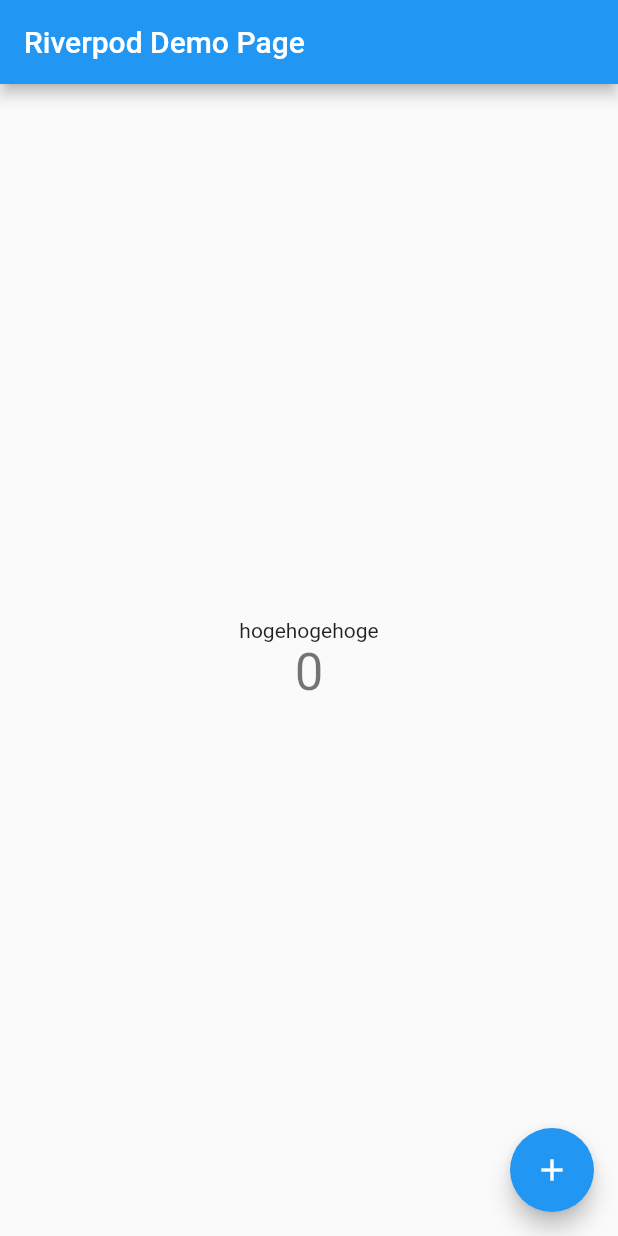
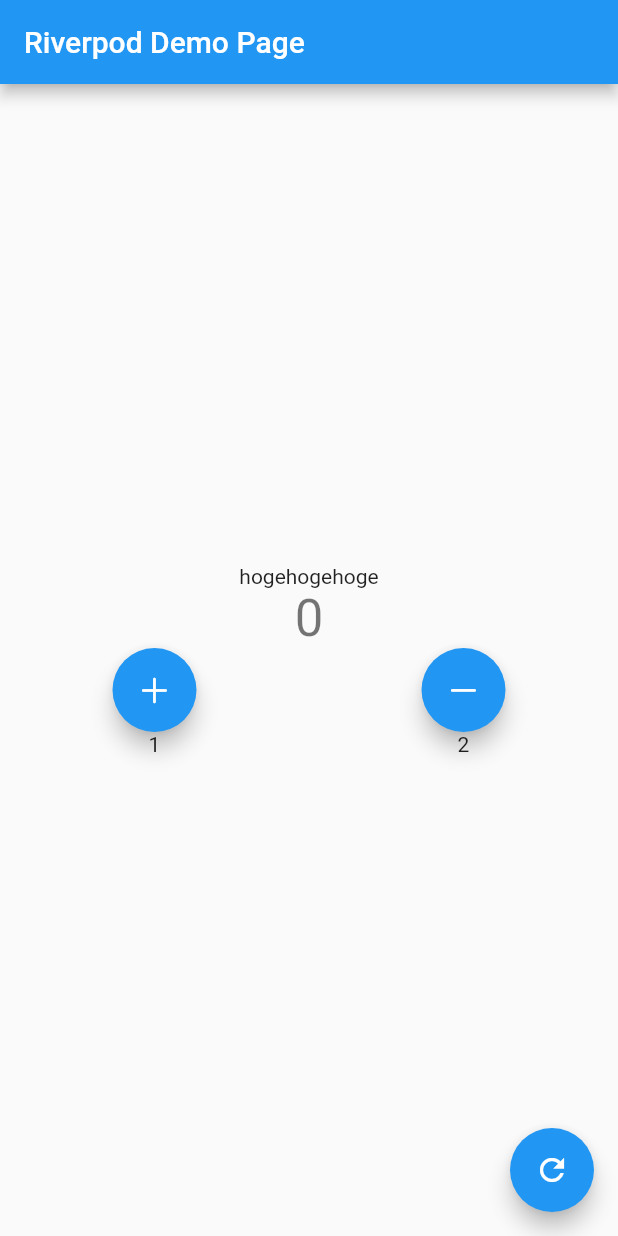
Before and after one commit to shu-illy/riverpod_countup, a Flutter app: the screen it shows after launch, on a phone screen of 412 x 824 dp. Run offline on Flutter 3.47's test engine with Material 2 defaults, Android fonts, the phone set to English and light mode, and no system bars; our stand-ins replace flutter_riverpod.

Commit message:
lesson18

```diff
--- a/lib/main.dart
+++ b/lib/main.dart
@@ -1,3 +1,4 @@
+import 'package:flutter/cupertino.dart';
 import 'package:flutter/material.dart';
 import 'package:flutter_riverpod/flutter_riverpod.dart';
 import 'package:riverpod_countup/provider.dart';
@@ -21,31 +22,20 @@ class MyApp extends StatelessWidget {
       theme: ThemeData(
         primarySwatch: Colors.blue,
       ),
-      home: MyHomePage(title: 'Flutter Demo Home Page'),
+      home: MyHomePage(),
     );
   }
 }
 
-class MyHomePage extends ConsumerWidget {
-  MyHomePage({Key? key, required this.title}) : super(key: key);
+class MyHomePage extends ConsumerStatefulWidget {
+  @override
+  ConsumerState<MyHomePage> createState() => _MyHomePageState();
+}
 
-  // This widget is the home page of your application. It is stateful, meaning
-  // that it has a State object (defined below) that contains fields that affect
-  // how it looks.
-
-  // This class is the configuration for the state. It holds the values (in this
-  // case the title) provided by the parent (in this case the App widget) and
-  // used by the build method of the State. Fields in a Widget subclass are
-  // always marked "final".
-
-  final String title;
-
-  int _counter = 0;
-
-  void _incrementCounter() {}
-
+class _MyHomePageState extends ConsumerState<MyHomePage> {
+  // MyHomePage({Key? key}) : super(key: key);
   @override
-  Widget build(BuildContext context, WidgetRef ref) {
+  Widget build(BuildContext context) {
     return Scaffold(
       appBar: AppBar(
         title: Text(ref.watch(titleProvider)),
@@ -58,17 +48,39 @@ class MyHomePage extends ConsumerWidget {
               ref.watch(descriptionProvider),
             ),
             Text(
-              '$_counter',
+              ref.watch(countProvider).toString(),
               style: Theme.of(context).textTheme.headline4,
+            ),
+            Row(
+              mainAxisAlignment: MainAxisAlignment.spaceAround,
+              children: [
+                FloatingActionButton(
+                  onPressed: () => ref.read(countProvider.state).state++,
+                  tooltip: 'Increment',
+                  child: const Icon(CupertinoIcons.plus),
+                ),
+                FloatingActionButton(
+                  onPressed: () => ref.read(countProvider.state).state++,
+                  tooltip: 'Increment',
+                  child: const Icon(CupertinoIcons.minus),
+                ),
+              ],
+            ),
+            Row(
+              mainAxisAlignment: MainAxisAlignment.spaceAround,
+              children: const [
+                Text("1"),
+                Text("2"),
+              ],
             ),
           ],
         ),
       ),
       floatingActionButton: FloatingActionButton(
-        onPressed: _incrementCounter,
+        onPressed: () => ref.read(countProvider.state).state++,
         tooltip: 'Increment',
-        child: const Icon(Icons.add),
-      ), // This trailing comma makes auto-formatting nicer for build methods.
+        child: const Icon(Icons.refresh),
+      ),
     );
   }
 }
--- a/lib/provider.dart
+++ b/lib/provider.dart
@@ -4,3 +4,5 @@ final titleProvider = Provider<String>((ref) {
   return 'Riverpod Demo Page';
 });
 final descriptionProvider = Provider<String>((ref) => 'hogehogehoge');
+
+final countProvider = StateProvider<int>((ref) => 0);
```
